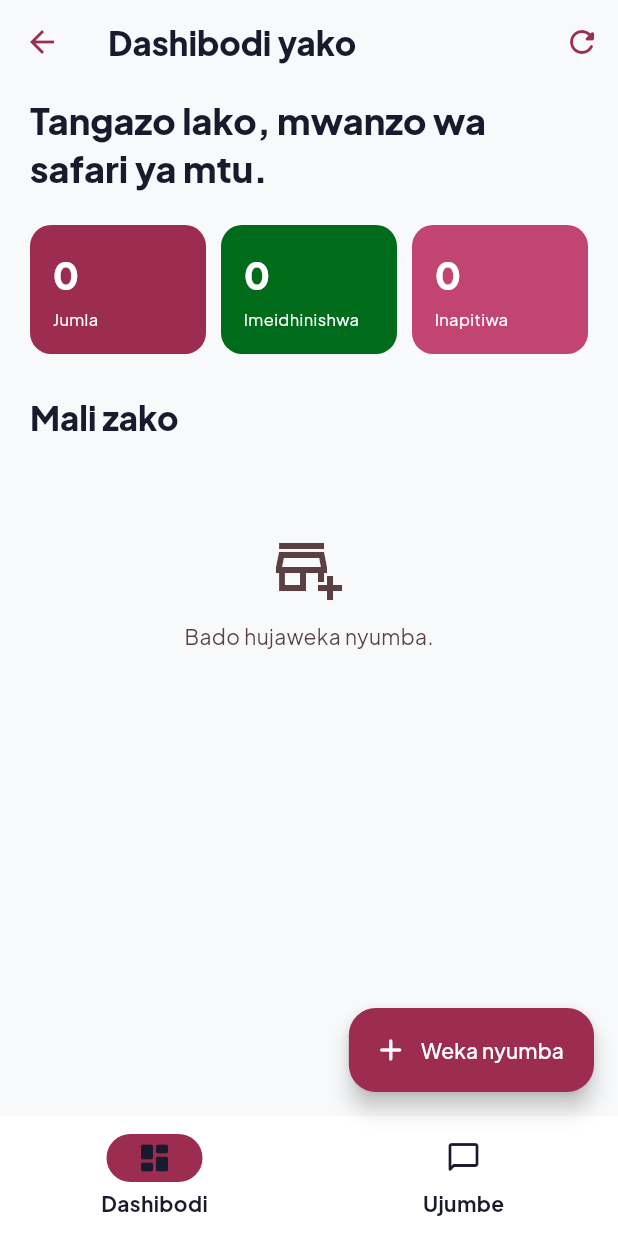
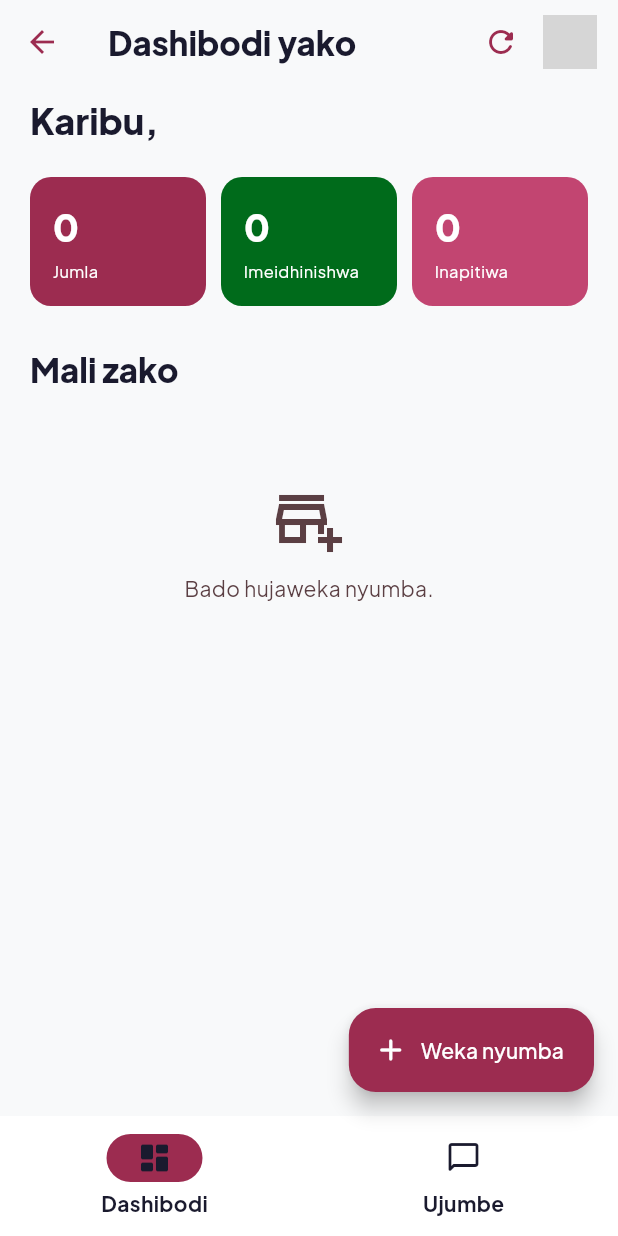
Before and after one commit to meshack-con/nyumba-_mkononi, a Flutter app: the SellerDashboardScreen screen opened directly, after a tap on the "refresh" icon, on a phone screen of 412 x 824 dp. Run offline on Flutter 3.47's test engine with Material 3 defaults, Android fonts, the phone set to English and light mode, and no system bars; our stand-ins replace chopper, file_picker, fl_chart, flutter_map, geolocator, get and 6 more; missing offline and left inert: dart:html; accounts and stored records are empty; network calls fail; grey boxes are pictures that could not be loaded.

Commit message:
wasifu: taarifa binafsi (hariri+profile picha), arifa za kweli, ondoa Usajili wangu, jina/picha kwenye dashboard

```diff
--- /dev/null
+++ b/lib/models/notification_item.dart
@@ -0,0 +1,41 @@
+class NotificationItem {
+  const NotificationItem({
+    required this.id,
+    required this.type,
+    required this.title,
+    required this.body,
+    required this.createdAt,
+    required this.read,
+    this.propertyId,
+    this.propertyName,
+    this.otherUserId,
+  });
+
+  final String id;
+
+  /// 'platform' - arifa kutoka Nyumba Mkononi yenyewe.
+  /// 'owner' - ujumbe kutoka kwa mmiliki wa nyumba / mnunuzi.
+  final String type;
+  final String title;
+  final String body;
+  final DateTime createdAt;
+  final bool read;
+  final int? propertyId;
+  final String? propertyName;
+  final int? otherUserId;
+
+  bool get isPlatform => type == 'platform';
+  bool get isOwnerMessage => type == 'owner';
+
+  factory NotificationItem.fromJson(Map<String, dynamic> json) => NotificationItem(
+        id: json['id'] as String,
+        type: json['type'] as String,
+        title: json['title'] as String,
+        body: json['body'] as String,
+        createdAt: DateTime.parse(json['created_at'] as String),
+        read: json['read'] as bool? ?? false,
+        propertyId: json['property_id'] as int?,
+        propertyName: json['property_name'] as String?,
+        otherUserId: json['other_user_id'] as int?,
+      );
+}
--- a/lib/models/user.dart
+++ b/lib/models/user.dart
@@ -7,6 +7,7 @@ class AppUser {
     required this.role,
     this.email,
     this.area,
+    this.profilePichaUrl,
     this.createdAt,
   });
 
@@ -17,6 +18,7 @@ class AppUser {
   final String role;
   final String? email;
   final String? area;
+  final String? profilePichaUrl;
   final DateTime? createdAt;
 
   factory AppUser.fromJson(Map<String, dynamic> json) => AppUser(
@@ -27,6 +29,7 @@ class AppUser {
         role: json['role'] as String,
         email: json['email'] as String?,
         area: json['eneo'] as String?,
+        profilePichaUrl: json['profile_picha_url'] as String?,
         createdAt: json['created_at'] == null
             ? null
             : DateTime.tryParse(json['created_at'] as String),
--- a/lib/screens/seller_dashboard_screen.dart
+++ b/lib/screens/seller_dashboard_screen.dart
@@ -1,11 +1,13 @@
 import 'package:flutter/material.dart';
 
 import '../models/property.dart';
+import '../models/user.dart';
 import '../services/api_client.dart';
 import '../theme/app_theme.dart';
 import 'add_property_screen.dart';
 import 'auth_screen.dart';
 import 'messages_inbox_screen.dart';
+import 'profile_screen.dart';
 
 class SellerDashboardScreen extends StatefulWidget {
   const SellerDashboardScreen({super.key});
@@ -18,6 +20,7 @@ class _SellerDashboardScreenState extends State<SellerDashboardScreen> {
   bool _loading = true;
   bool _checkingAuth = true;
   int _tab = 0;
+  AppUser? _currentUser;
 
   @override
   void initState() {
@@ -39,6 +42,21 @@ class _SellerDashboardScreenState extends State<SellerDashboardScreen> {
     }
     setState(() => _checkingAuth = false);
     _load();
+    _loadCurrentUser();
+  }
+
+  Future<void> _loadCurrentUser() async {
+    try {
+      final user = await ApiClient.instance.getMe();
+      if (mounted) setState(() => _currentUser = user);
+    } catch (_) {
+      // Haihitaji kuvunja dashibodi ikiwa imeshindikana kupakia wasifu.
+    }
+  }
+
+  Future<void> _openProfile() async {
+    await Navigator.push(context, MaterialPageRoute(builder: (_) => const ProfileScreen()));
+    _loadCurrentUser();
   }
 
   Future<void> _load() async {
@@ -81,7 +99,27 @@ class _SellerDashboardScreenState extends State<SellerDashboardScreen> {
       appBar: _tab == 0
           ? AppBar(
               title: const Text('Dashibodi yako', style: TextStyle(fontWeight: FontWeight.w900)),
-              actions: [IconButton(onPressed: _load, icon: const Icon(Icons.refresh_rounded))],
+              actions: [
+                IconButton(onPressed: _load, icon: const Icon(Icons.refresh_rounded)),
+                Padding(
+                  padding: const EdgeInsets.only(right: 14, left: 4),
+                  child: InkWell(
+                    onTap: _openProfile,
+                    borderRadius: BorderRadius.circular(20),
+                    child: CircleAvatar(
+                      radius: 18,
+                      backgroundColor: AppTheme.primary,
+                      backgroundImage: _currentUser?.profilePichaUrl != null ? NetworkImage(_currentUser!.profilePichaUrl!) : null,
+                      child: _currentUser?.profilePichaUrl == null
+                          ? Text(
+                              _currentUser?.fullName.isNotEmpty == true ? _currentUser!.fullName[0].toUpperCase() : '?',
+                              style: const TextStyle(color: Colors.white, fontWeight: FontWeight.w900, fontSize: 13),
+                            )
+                          : null,
+                    ),
+                  ),
+                ),
+              ],
             )
           : null,
       floatingActionButton: _tab == 0
@@ -110,7 +148,10 @@ class _SellerDashboardScreenState extends State<SellerDashboardScreen> {
     final approved = _properties.where((item) => item.status == 'approved').length;
     final pending = _properties.where((item) => item.status == 'pending').length;
     return RefreshIndicator(onRefresh: _load, child: ListView(padding: const EdgeInsets.fromLTRB(20, 8, 20, 100), children: [
-        Text('Tangazo lako, mwanzo wa safari ya mtu.', style: Theme.of(context).textTheme.headlineSmall?.copyWith(fontWeight: FontWeight.w900)),
+        Text(
+          _currentUser != null ? 'Karibu, ${_currentUser!.fullName}' : 'Tangazo lako, mwanzo wa safari ya mtu.',
+          style: Theme.of(context).textTheme.headlineSmall?.copyWith(fontWeight: FontWeight.w900),
+        ),
         const SizedBox(height: 22),
         Row(children: [_Stat(label: 'Jumla', value: '${_properties.length}', color: AppTheme.primary), const SizedBox(width: 10), _Stat(label: 'Imeidhinishwa', value: '$approved', color: AppTheme.success), const SizedBox(width: 10), _Stat(label: 'Inapitiwa', value: '$pending', color: AppTheme.primaryContainer)]),
         const SizedBox(height: 28),
```
Also changed, not shown: lib/screens/buyer_home_screen.dart (+49 -8 lines), lib/screens/notifications_screen.dart (added, +150 -0 lines), lib/screens/personal_info_screen.dart (added, +287 -0 lines), lib/screens/profile_screen.dart (+70 -9 lines), lib/services/api_client.dart (+49 -0 lines).
